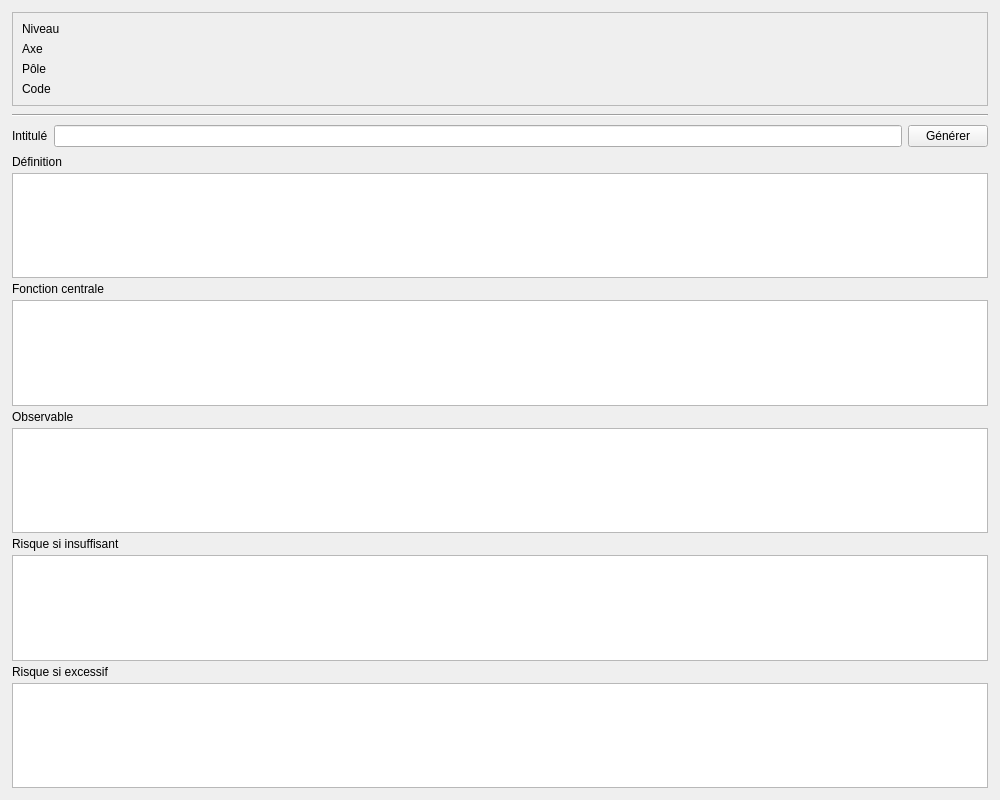
Above: r6_navigator/ui/qt/forms/tabfiche.ui from damienraczy/IOD_Core_R6_navigator before the change. Below: the same form after it.
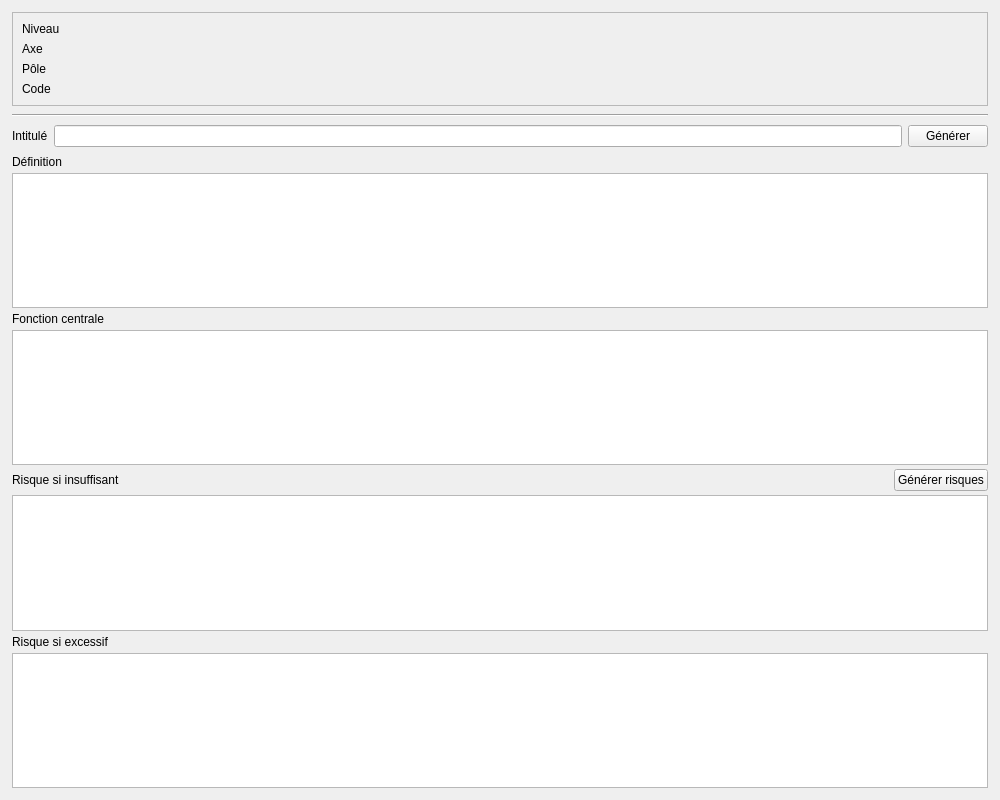
That is the form after the change.

Commit message: decompose AI generation into 5 independent steps, drop observable field, add generate buttons

Patch:
```diff
--- a/r6_navigator/ui/qt/forms/tabfiche.ui
+++ b/r6_navigator/ui/qt/forms/tabfiche.ui
@@ -211,28 +211,38 @@
           </widget>
          </item>
          <item>
-          <widget class="QLabel" name="lbl_observable_key">
-           <property name="text">
-            <string>Observable</string>
-           </property>
-          </widget>
-         </item>
-         <item>
-          <widget class="QPlainTextEdit" name="text_observable">
-           <property name="minimumSize">
-            <size>
-             <width>0</width>
-             <height>80</height>
-            </size>
-           </property>
-          </widget>
-         </item>
+          <layout class="QHBoxLayout" name="risk_header_row">
          <item>
           <widget class="QLabel" name="lbl_risk_insufficient_key">
            <property name="text">
             <string>Risque si insuffisant</string>
            </property>
           </widget>
+           </item>
+           <item>
+            <spacer>
+             <property name="orientation">
+              <enum>Qt::Orientation::Horizontal</enum>
+             </property>
+             <property name="sizeHint" stdset="0">
+              <size>
+               <width>40</width>
+               <height>20</height>
+              </size>
+             </property>
+            </spacer>
+           </item>
+           <item>
+            <widget class="QPushButton" name="btn_generer_risque">
+             <property name="toolTip">
+              <string>Générer les risques via IA</string>
+             </property>
+             <property name="text">
+              <string>Générer risques</string>
+             </property>
+            </widget>
+           </item>
+          </layout>
          </item>
          <item>
           <widget class="QPlainTextEdit" name="text_risk_insufficient">
```
Lines whose indentation alone changed are shown as unchanged. The commit also changes 27 other files.
